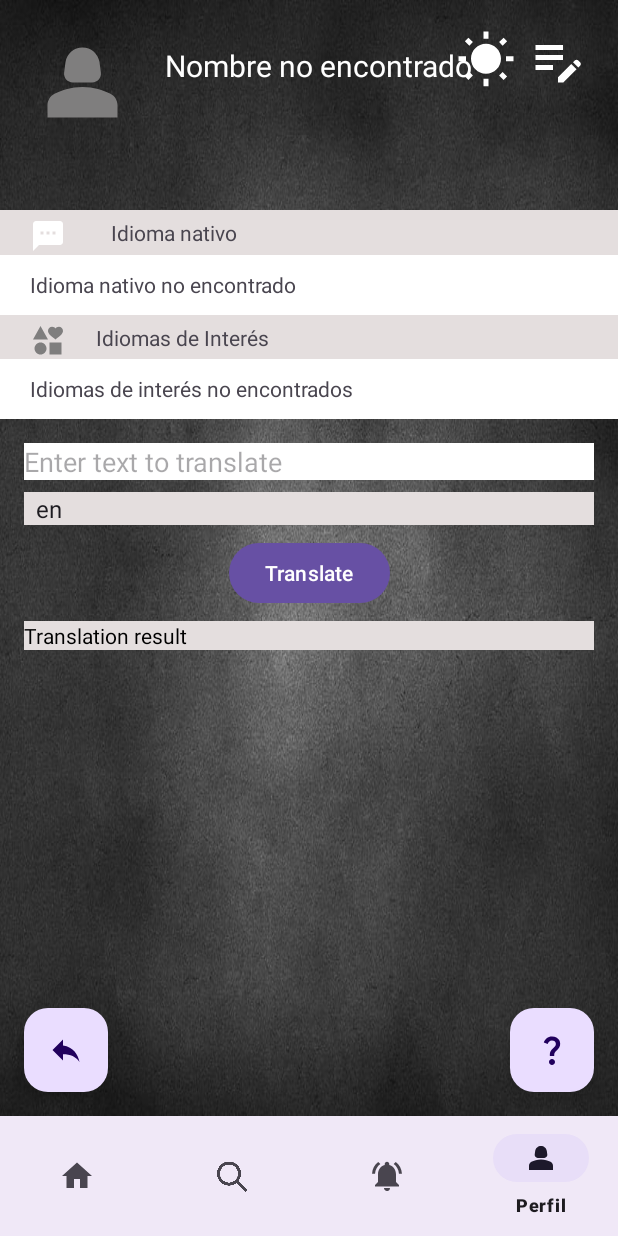
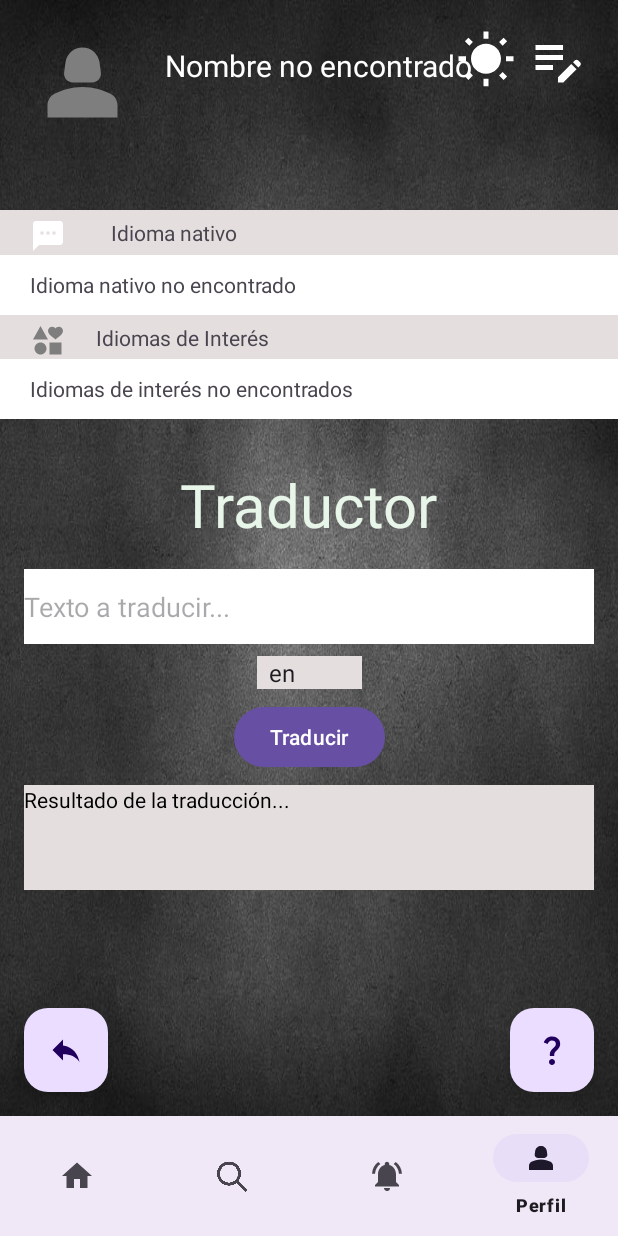
Before and after one commit to jmh26/LangSync, an Android app: the PerfilFragment screen opened through its navigation route, on a phone screen of 412 x 824 dp. Run offline under Robolectric (Android 15) with nearby library versions, the light colour scheme and no system bars; our stand-ins replace CircleImageView, Firebase (no records; nobody signed in at launch, a user with empty details on screens opened directly), navigation-ui; pictures from the network do not load.

Commit message:
terminao2

```diff
--- a/app/src/main/res/layout/fragment_perfil.xml
+++ b/app/src/main/res/layout/fragment_perfil.xml
@@ -159,22 +159,38 @@
             android:layout_marginTop="10dp" />
     </LinearLayout>
 
+
+    <TextView
+        android:id="@+id/tv_translate_title"
+        android:layout_width="wrap_content"
+        android:layout_height="wrap_content"
+        android:layout_marginTop="30dp"
+        android:textSize="40sp"
+        android:textColor="@color/colorRespuestaOtros"
+        app:layout_constraintTop_toBottomOf="@id/idiomaInteresado_2"
+        app:layout_constraintStart_toStartOf="parent"
+        app:layout_constraintEnd_toEndOf="parent"
+        android:text="Traductor">
+
+    </TextView>
+
     <EditText
         android:id="@+id/et_translate_text"
         android:layout_width="0dp"
-        android:layout_height="wrap_content"
-        android:hint="Enter text to translate"
+        android:layout_height="50dp"
+        android:layout_marginStart="16dp"
         android:layout_marginTop="16dp"
+        android:layout_marginEnd="16dp"
         android:background="@color/white"
-        app:layout_constraintTop_toBottomOf="@id/idiomaInteresado_2"
+        android:hint="Texto a traducir..."
+        app:layout_constraintEnd_toEndOf="parent"
+        app:layout_constraintHorizontal_bias="0.0"
         app:layout_constraintStart_toStartOf="parent"
-        app:layout_constraintEnd_toEndOf="parent"
-        android:layout_marginStart="16dp"
-        android:layout_marginEnd="16dp" />
+        app:layout_constraintTop_toBottomOf="@id/tv_translate_title" />
 
     <Spinner
         android:id="@+id/spinner_languages"
-        android:layout_width="0dp"
+        android:layout_width="70dp"
         android:layout_height="wrap_content"
         android:background="@color/color1"
         app:layout_constraintTop_toBottomOf="@id/et_translate_text"
@@ -188,7 +204,7 @@
         android:id="@+id/btn_translate"
         android:layout_width="wrap_content"
         android:layout_height="wrap_content"
-        android:text="Translate"
+        android:text="Traducir"
         android:layout_marginTop="8dp"
         app:layout_constraintTop_toBottomOf="@id/spinner_languages"
         app:layout_constraintStart_toStartOf="parent"
@@ -199,10 +215,10 @@
     <TextView
         android:id="@+id/tv_translation_result"
         android:layout_width="0dp"
-        android:layout_height="wrap_content"
-        android:text="Translation result"
+        android:layout_height="70dp"
+        android:text="Resultado de la traducción..."
         android:layout_marginTop="8dp"
-        android:textColor="@android:color/black"
+        android:textColor="@color/black"
         android:background="@color/color1"
         app:layout_constraintTop_toBottomOf="@id/btn_translate"
         app:layout_constraintStart_toStartOf="parent"
```
Also changed, not shown: app/src/main/java/com/example/langsync/Login.kt (+12 -3 lines), app/src/main/java/com/example/langsync/Preguntas/PreguntasAdaptador.kt (+11 -9 lines), app/src/main/java/com/example/langsync/Preguntas/PreguntasFragment.kt (line endings or trailing spaces).
